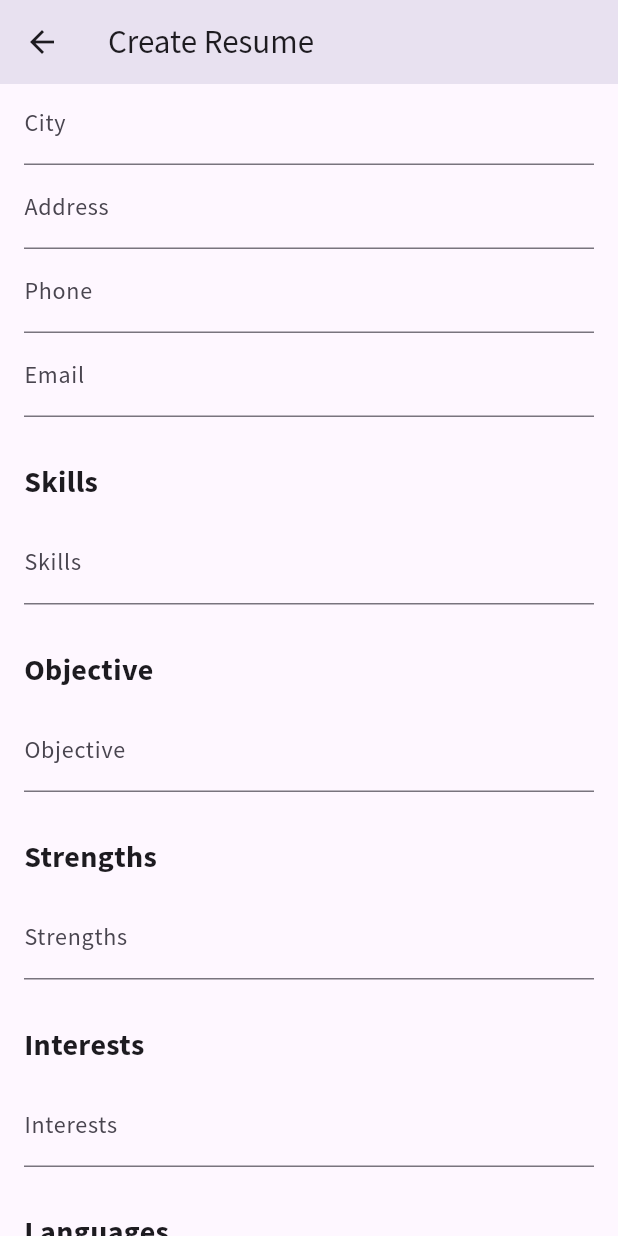
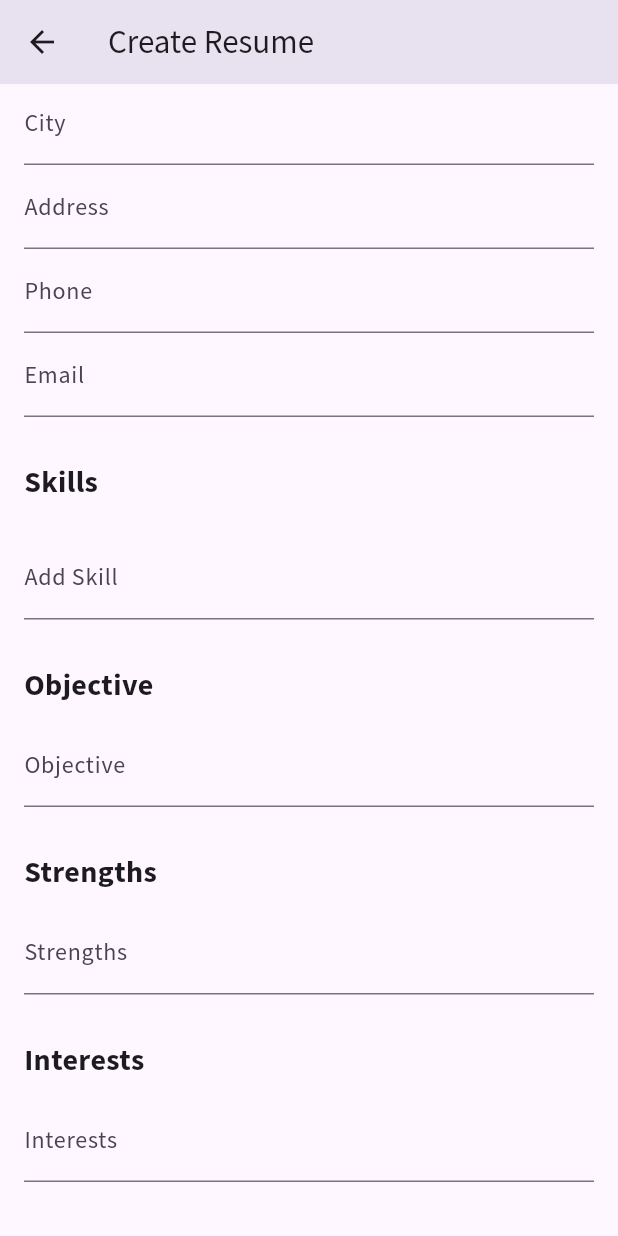
Before and after one commit to kiranCodings/Trudi-Mobile-App, a Flutter app: the CreateResumeScreen screen opened by its route, scrolled down 576 dp, on a phone screen of 412 x 824 dp. Run offline on Flutter 3.47's test engine with Material 3 defaults, Android fonts, the phone set to English and light mode, and no system bars; our stand-ins replace audioplayers, auto_size_text, better_player, cached_network_image, carousel_slider, chewie and 31 more; missing offline and left inert: add_2_calendar, cashfree_pg, facebook_audience_network, fading_edge_scrollview, flutter_carousel_slider, flutter_downloader and 15 more; accounts and stored records are empty; network calls fail; statements that could not run were skipped.

Commit message:
Update Resume to add and edit skills as tags input ans save as array

```diff
--- a/lib/model/resume.dart
+++ b/lib/model/resume.dart
@@ -22,7 +22,7 @@ class Personal {
   final String address;
   final String phone;
   final String email;
-  final String skill;
+  final List<dynamic> skill;
   final String? skillLMS;
   final String strength;
   final String interest;
@@ -103,7 +103,12 @@ class Personal {
       address: json['address'] ?? '',
       phone: json['phone'] ?? '',
       email: json['email'] ?? '',
-      skill: json['skill'] ?? '',
+      skill: json['skill'] != null
+    ? (json['skill'] is List
+        ? List<String>.from(json['skill'])
+        : [json['skill'].toString()])
+    : [],
+
       skillLMS: json['skill_LMS'],
       strength: json['strength'] ?? '',
       interest: json['interest'] ?? '',
--- a/lib/provider/home_data_provider.dart
+++ b/lib/provider/home_data_provider.dart
@@ -54,7 +54,8 @@ class HomeDataProvider with ChangeNotifier {
   Future<HomeModel?> getHomeDetails(context) async {
     String url = "${APIData.home}${APIData.secretKey}";
     print(url);
-      // await handleCloudFlareChallenge(url, context);
+
+     // await handleCloudFlareChallenge(url, context);
 
     http.Response res = await http.get(Uri.parse(url));
     log("Home API Status Code :-> ${res.statusCode}");
--- a/lib/provider/resume_provider.dart
+++ b/lib/provider/resume_provider.dart
@@ -25,8 +25,7 @@ class ResumeProvider extends ChangeNotifier {
       );
 
       print(response.body);
-      print(response.statusCode);
-
+      print("kiran");
       if (response.statusCode == 200) {
         final jsonResponse = json.decode(response.body);
         final personalData = jsonResponse['Data'];
@@ -54,7 +53,7 @@ class ResumeProvider extends ChangeNotifier {
     required String address,
     required String phone,
     required String email,
-    required String skill,
+    required List<String> skill,
     required String strength,
     required String interest,
     required String language,
@@ -63,7 +62,9 @@ class ResumeProvider extends ChangeNotifier {
     required List<Map<String, String>> experienceList,
     required List<Map<String, String>> projectList,
     required File? image,
-  }) async {
+  })
+
+   async {
     try {
       // Construct the form data
       final formData = {
@@ -76,7 +77,7 @@ class ResumeProvider extends ChangeNotifier {
         'address': address,
         'phone': phone,
         'email': email,
-        'skill': skill,
+        'skill': jsonEncode(skill),
         'strength': strength,
         'interest': interest,
         'language': language,
@@ -144,7 +145,7 @@ class ResumeProvider extends ChangeNotifier {
     required String address,
     required String phone,
     required String email,
-    required String skill,
+    required List<String> skill,
     required String strength,
     required String interest,
     required String language,
@@ -166,7 +167,7 @@ class ResumeProvider extends ChangeNotifier {
         'address': address,
         'phone': phone,
         'email': email,
-        'skill': skill,
+        'skill': jsonEncode(skill),
         'strength': strength,
         'interest': interest,
         'language': language,
@@ -185,6 +186,7 @@ class ResumeProvider extends ChangeNotifier {
       // Send the form data to the API
       final request = http.MultipartRequest('POST', Uri.parse(url));
       request.headers[HttpHeaders.authorizationHeader] = "Bearer $authToken";
+
       request.fields.addAll(formData);
       multipartData.forEach((key, value) {
         if (value != null) {
@@ -211,8 +213,7 @@ class ResumeProvider extends ChangeNotifier {
         // Resume submitted successfully
         print('Resume submitted successfully');
         // Navigate to the view resume screen
-          await fetchResume(context);
-
+        await fetchResume(context);
       } else {
         throw Exception('Failed to submit resume');
       }
@@ -221,7 +222,6 @@ class ResumeProvider extends ChangeNotifier {
     }
   }
 
-
   void setResume(Resume resume) {
     _resume = resume;
     notifyListeners();
--- a/lib/screens/create_resume_screen.dart
+++ b/lib/screens/create_resume_screen.dart
@@ -29,7 +29,7 @@ class _CreateResumeScreenState extends State<CreateResumeScreen> {
   String address = '';
   String phone = '';
   String email = '';
-  String skill = '';
+  List<String> skillList = [];
   String strength = '';
   String interest = '';
   String language = '';
@@ -62,7 +62,6 @@ class _CreateResumeScreenState extends State<CreateResumeScreen> {
       setState(() {
         _isLoading = true;
       });
-
       resumeProvider
           .submitResume(
         context: context,
@@ -75,7 +74,7 @@ class _CreateResumeScreenState extends State<CreateResumeScreen> {
         address: address,
         phone: phone,
         email: email,
-        skill: skill,
+        skill: skillList,
         strength: strength,
         interest: interest,
         language: language,
@@ -257,7 +256,36 @@ class _CreateResumeScreenState extends State<CreateResumeScreen> {
                     _buildTextField('Email', (value) => email = value, true),
                     SizedBox(height: 20),
                     _buildSectionTitle('Skills'),
-                    _buildTextField('Skills', (value) => skill = value, true),
+                    Wrap(
+                      spacing: 8.0,
+                      runSpacing: 4.0,
+                      children: skillList.map((skill) {
+                        return Chip(
+                          label: Text(skill),
+                          onDeleted: () {
+                            setState(() {
+                              skillList.remove(skill);
+                            });
+                          },
+                        );
+                      }).toList(),
+                    ),
+                    SizedBox(height: 10),
+                    TextFormField(
+                      decoration: InputDecoration(labelText: 'Add Skill'),
+                      onFieldSubmitted: (value) {
+                        // Trim leading and trailing spaces from the input value
+                        final trimmedValue = value.trim();
+                        // Remove any special characters or spaces from the trimmed input value
+                        final validInput = trimmedValue.replaceAll(
+                            RegExp(r'[^a-zA-Z0-9]'), '');
+                        if (validInput.isNotEmpty) {
+                          setState(() {
+                            skillList.add(validInput);
+                          });
+                        }
+                      },
+                    ),
                     SizedBox(height: 20),
                     _buildSectionTitle('Objective'),
                     _buildTextField(
```
Also changed, not shown: lib/screens/edit_resume_screen.dart (+42 -6 lines), lib/screens/resume_screen.dart (+9 -3 lines), pubspec.yaml (line endings or trailing spaces).
